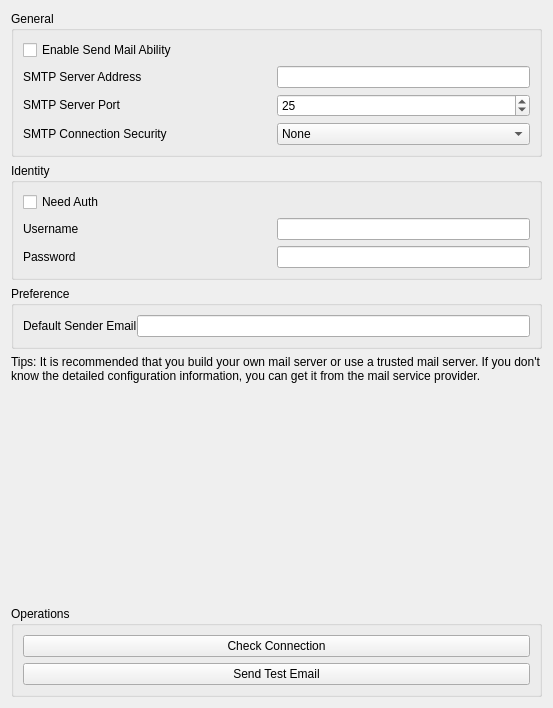
saturneric/GpgFrontend, file ui/SendMailSettings.ui: the form before one commit.
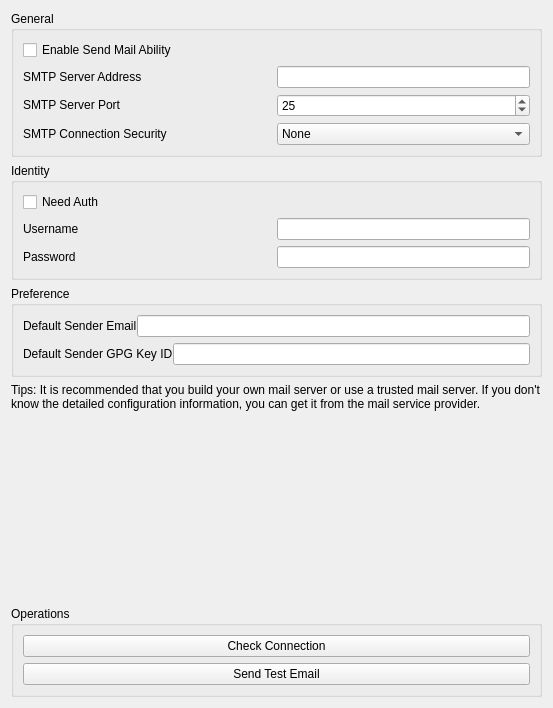
The form after the commit.

Commit message: <feature>(ui): default sender gpg key settings in send mail.

Patch:
```diff
--- a/ui/SendMailSettings.ui
+++ b/ui/SendMailSettings.ui
@@ -328,6 +328,40 @@
           </item>
          </layout>
         </item>
+        <item row="1" column="0">
+         <widget class="QWidget" name="horizontalWidget_6" native="true">
+          <layout class="QHBoxLayout" name="horizontalLayout_7">
+           <property name="spacing">
+            <number>0</number>
+           </property>
+           <property name="leftMargin">
+            <number>0</number>
+           </property>
+           <property name="topMargin">
+            <number>0</number>
+           </property>
+           <property name="rightMargin">
+            <number>0</number>
+           </property>
+           <property name="bottomMargin">
+            <number>0</number>
+           </property>
+           <item>
+            <widget class="QLabel" name="gpgkeyIdLabel">
+             <property name="text">
+              <string>Default Sender GPG Key ID</string>
+             </property>
+             <property name="margin">
+              <number>5</number>
+             </property>
+            </widget>
+           </item>
+           <item>
+            <widget class="QLineEdit" name="gpgKeyIDEdit"/>
+           </item>
+          </layout>
+         </widget>
+        </item>
        </layout>
       </widget>
      </item>
```
The commit also changes 6 other files.
